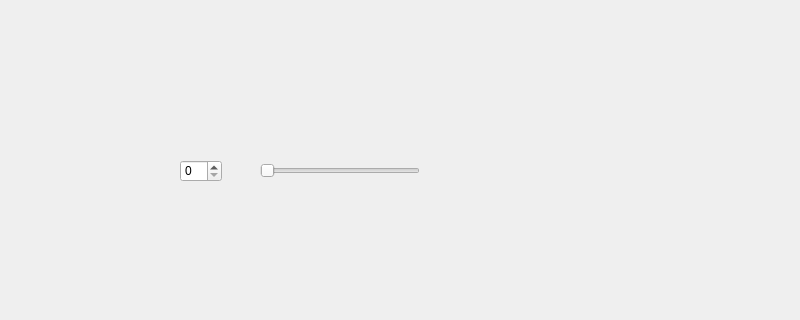
This is widget.ui in Hsuenwei2000/Spinbox as Qt 5 draws it before an edit; both pictures show x 0 to 800 and y 150 to 470 of the 800 by 600 pixel window. The edited form follows.
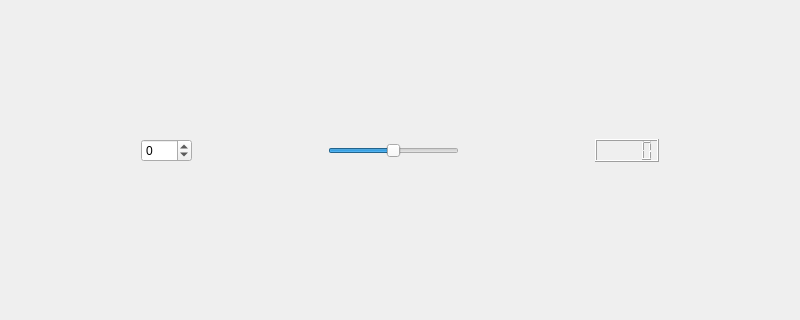
This is the edited form.

Commit message: Project Completed

```diff
--- a/widget.ui
+++ b/widget.ui
@@ -13,29 +13,116 @@
   <property name="windowTitle">
    <string>Widget</string>
   </property>
-  <widget class="QSpinBox" name="spinBox">
-   <property name="geometry">
-    <rect>
-     <x>180</x>
-     <y>310</y>
-     <width>42</width>
-     <height>22</height>
-    </rect>
-   </property>
-  </widget>
-  <widget class="QSlider" name="horizontalSlider">
-   <property name="geometry">
-    <rect>
-     <x>260</x>
-     <y>310</y>
-     <width>160</width>
-     <height>22</height>
-    </rect>
-   </property>
-   <property name="orientation">
-    <enum>Qt::Orientation::Horizontal</enum>
-   </property>
-  </widget>
+  <layout class="QVBoxLayout" name="verticalLayout">
+   <item>
+    <spacer name="verticalSpacer">
+     <property name="orientation">
+      <enum>Qt::Orientation::Vertical</enum>
+     </property>
+     <property name="sizeHint" stdset="0">
+      <size>
+       <width>20</width>
+       <height>40</height>
+      </size>
+     </property>
+    </spacer>
+   </item>
+   <item>
+    <layout class="QHBoxLayout" name="horizontalLayout">
+     <item>
+      <spacer name="horizontalSpacer">
+       <property name="orientation">
+        <enum>Qt::Orientation::Horizontal</enum>
+       </property>
+       <property name="sizeHint" stdset="0">
+        <size>
+         <width>40</width>
+         <height>20</height>
+        </size>
+       </property>
+      </spacer>
+     </item>
+     <item>
+      <widget class="QSpinBox" name="spinBox">
+       <property name="minimum">
+        <number>-100</number>
+       </property>
+       <property name="maximum">
+        <number>100</number>
+       </property>
+      </widget>
+     </item>
+     <item>
+      <spacer name="horizontalSpacer_2">
+       <property name="orientation">
+        <enum>Qt::Orientation::Horizontal</enum>
+       </property>
+       <property name="sizeHint" stdset="0">
+        <size>
+         <width>40</width>
+         <height>20</height>
+        </size>
+       </property>
+      </spacer>
+     </item>
+     <item>
+      <widget class="QSlider" name="horizontalSlider">
+       <property name="minimum">
+        <number>-100</number>
+       </property>
+       <property name="maximum">
+        <number>100</number>
+       </property>
+       <property name="orientation">
+        <enum>Qt::Orientation::Horizontal</enum>
+       </property>
+      </widget>
+     </item>
+     <item>
+      <spacer name="horizontalSpacer_3">
+       <property name="orientation">
+        <enum>Qt::Orientation::Horizontal</enum>
+       </property>
+       <property name="sizeHint" stdset="0">
+        <size>
+         <width>40</width>
+         <height>20</height>
+        </size>
+       </property>
+      </spacer>
+     </item>
+     <item>
+      <widget class="QLCDNumber" name="lcdNumber"/>
+     </item>
+     <item>
+      <spacer name="horizontalSpacer_4">
+       <property name="orientation">
+        <enum>Qt::Orientation::Horizontal</enum>
+       </property>
+       <property name="sizeHint" stdset="0">
+        <size>
+         <width>40</width>
+         <height>20</height>
+        </size>
+       </property>
+      </spacer>
+     </item>
+    </layout>
+   </item>
+   <item>
+    <spacer name="verticalSpacer_2">
+     <property name="orientation">
+      <enum>Qt::Orientation::Vertical</enum>
+     </property>
+     <property name="sizeHint" stdset="0">
+      <size>
+       <width>20</width>
+       <height>40</height>
+      </size>
+     </property>
+    </spacer>
+   </item>
+  </layout>
  </widget>
  <resources/>
  <connections>
```
Left out of the diff: 40 changed lines with no effect on the pictures.
